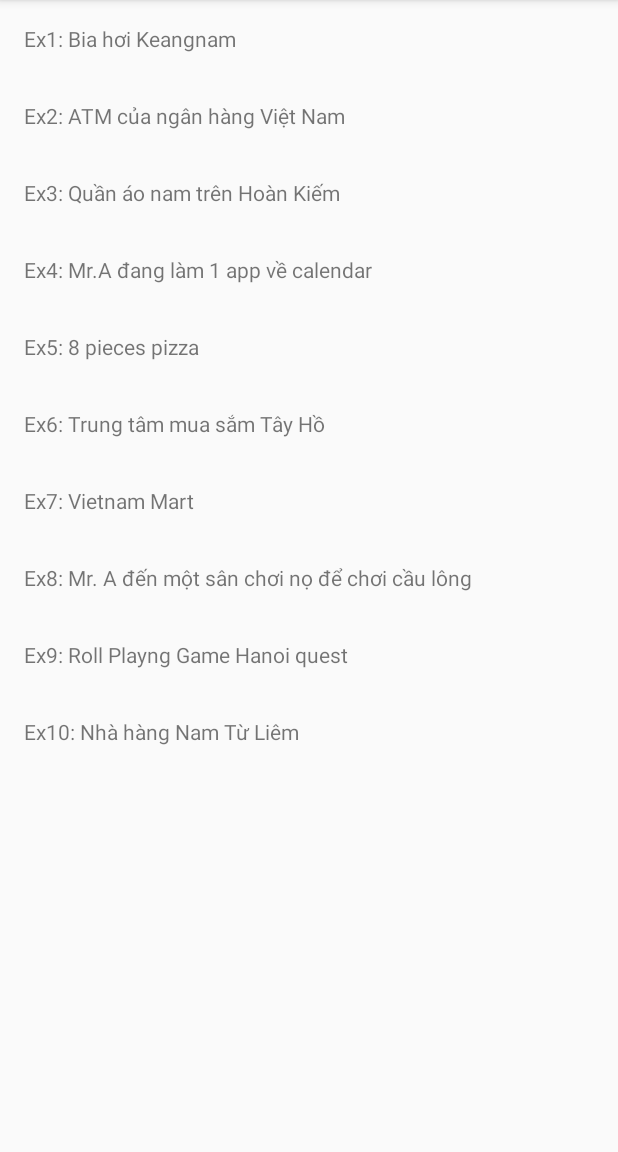
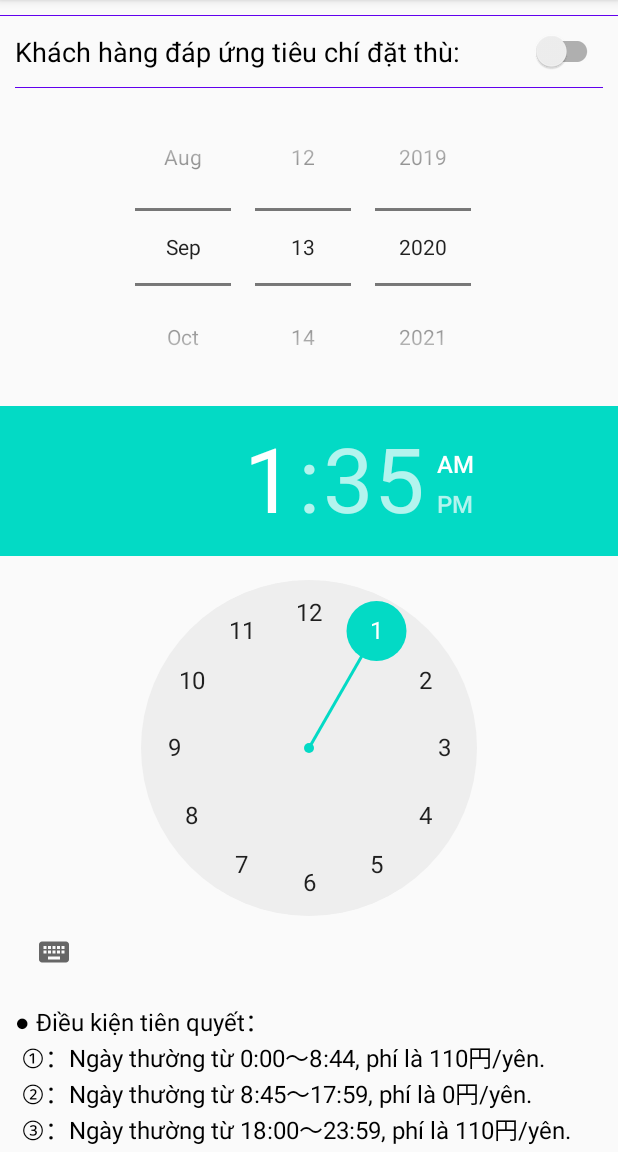
Before and after one commit to sun-unit-test-training/android-unit-test-training, an Android app: the screen it shows after launch (HomeActivity before the commit, ExerciseTwoActivity after it), after a tap on "Ex2: ATM của ngân hàng Việt Nam", on a phone screen of 412 x 824 dp, the part 84-1236 px from its top. Run offline under Robolectric (Android 15) with nearby library versions, the phone set to English and light mode, and no system bars; our stand-ins replace data binding.

Commit message:
Refs exercise two: Calculate fee pay ATM

```diff
--- a/app/src/main/AndroidManifest.xml
+++ b/app/src/main/AndroidManifest.xml
@@ -20,6 +20,7 @@
             </intent-filter>
         </activity>
         <activity android:name=".ui.exercise_one.ExerciseOneActivity"/>
+        <activity android:name=".ui.exercise_two.ExerciseTwoActivity" />
         <activity android:name=".ui.exercise_three.ExerciseThreeActivity"/>
         <activity android:name=".ui.exercise_five.ExerciseFiveActivity" />
         <activity android:name=".ui.excercise_six.ExerciseSixActivity"/>
--- a/app/src/main/java/com.sun.training.ut/AppBinding.kt
+++ b/app/src/main/java/com.sun.training.ut/AppBinding.kt
@@ -1,6 +1,7 @@
 package com.sun.training.ut
 
 import android.widget.TextView
+import android.widget.TimePicker
 import androidx.databinding.BindingAdapter
 import java.text.DecimalFormat
 
@@ -9,10 +10,20 @@ import java.text.DecimalFormat
  * Created by nguyen.van.bac on 15,September,2020
  */
 
-object AppBinding  {
+object AppBinding {
     @BindingAdapter("price")
     @JvmStatic
     fun price(tv: TextView, price: Int) {
         tv.text = price.formatNumberPrice()
     }
+<<<<<<< HEAD
 }
+=======
+
+    @BindingAdapter("is24Hour")
+    @JvmStatic
+    fun is24Hour(timePicker: TimePicker, is24Hour: Boolean) {
+        timePicker.setIs24HourView(true)
+    }
+}
+>>>>>>> Refs exercise two: Calculate fee pay ATM
--- a/app/src/main/java/com.sun.training.ut/data/Constant.kt
+++ b/app/src/main/java/com.sun.training.ut/data/Constant.kt
@@ -86,4 +86,9 @@ object Constant {
     const val DISCOUNT_7 = 7
     const val DISCOUNT_5 = 5
     const val DISCOUNT_12 = 12
+
+    //Exercise 2:
+    const val TIME_8_45 = 526
+    const val TIME_17_59 = 1079
+    const val FEE_110 = 110
 }
--- /dev/null
+++ b/app/src/main/java/com.sun.training.ut/data/model/Customer.kt
@@ -0,0 +1,5 @@
+package com.sun.training.ut.data.model
+
+data class Customer(
+    val hour: Int, val minute: Int, val isVip: Boolean, val dayOfMonth: Int, val monthOfYear: Int
+) : BaseModel()
--- a/app/src/main/java/com.sun.training.ut/di/ViewModelModule.kt
+++ b/app/src/main/java/com.sun.training.ut/di/ViewModelModule.kt
@@ -7,6 +7,7 @@ import com.sun.training.ut.ui.exercise_one.ExerciseOneViewModel
 import com.sun.training.ut.ui.exercise_seven.ExerciseSevenViewModel
 import com.sun.training.ut.ui.exercise_five.ExerciseFiveViewModel
 import com.sun.training.ut.ui.exercise_three.ExerciseThreeViewModel
+import com.sun.training.ut.ui.exercise_two.ExerciseTwoViewModel
 import com.sun.training.ut.ui.home.HomeViewModel
 import org.koin.android.viewmodel.dsl.viewModel
 import org.koin.dsl.module
@@ -18,6 +19,7 @@ import org.koin.dsl.module
 val viewModelModule = module {
     viewModel { HomeViewModel(get()) }
     viewModel { ExerciseOneViewModel() }
+    viewModel { ExerciseTwoViewModel() }
     viewModel { ExerciseThreeViewModel() }
     viewModel { ExerciseFiveViewModel() }
     viewModel { ExerciseSixViewModel() }
--- a/app/src/main/java/com.sun.training.ut/ui/exercise_one/ExerciseOneActivity.kt
+++ b/app/src/main/java/com.sun.training.ut/ui/exercise_one/ExerciseOneActivity.kt
@@ -1,15 +1,10 @@
 package com.sun.training.ut.ui.exercise_one
 
 import android.os.Bundle
-import android.view.View
-import android.widget.CompoundButton
-import androidx.lifecycle.Observer
 import com.sun.training.ut.BR
 import com.sun.training.ut.R
-import com.sun.training.ut.data.model.Beer
 import com.sun.training.ut.databinding.ActivityExerciseOneBinding
 import com.sun.training.ut.ui.base.BaseActivity
-import kotlinx.android.synthetic.main.activity_exercise_one.*
 import org.koin.android.viewmodel.ext.android.viewModel
 
 class ExerciseOneActivity : BaseActivity<ActivityExerciseOneBinding, ExerciseOneViewModel>() {
--- /dev/null
+++ b/app/src/main/java/com.sun.training.ut/ui/exercise_two/ExerciseTwoActivity.kt
@@ -0,0 +1,22 @@
+package com.sun.training.ut.ui.exercise_two
+
+import android.os.Bundle
+import android.util.Log
+import com.sun.training.ut.BR
+import com.sun.training.ut.R
+import com.sun.training.ut.databinding.ActivityExerciseTwoBinding
+import com.sun.training.ut.ui.base.BaseActivity
+import kotlinx.android.synthetic.main.activity_exercise_two.*
+import org.koin.android.viewmodel.ext.android.viewModel
+
+class ExerciseTwoActivity : BaseActivity<ActivityExerciseTwoBinding, ExerciseTwoViewModel>() {
+
+    override val viewModel: ExerciseTwoViewModel by viewModel()
+    override val bindingVariable = BR.viewModel
+    override val layoutId = R.layout.activity_exercise_two
+
+    override fun onCreate(savedInstanceState: Bundle?) {
+        super.onCreate(savedInstanceState)
+        viewBinding.lifecycleOwner = this
+    }
+}
--- a/app/src/main/java/com.sun.training.ut/ui/home/HomeActivity.kt
+++ b/app/src/main/java/com.sun.training.ut/ui/home/HomeActivity.kt
@@ -14,6 +14,7 @@ import com.sun.training.ut.ui.exercise_nine.ExerciseNineActivity
 import com.sun.training.ut.ui.exercise_one.ExerciseOneActivity
 import com.sun.training.ut.ui.exercise_seven.ExerciseSevenActivity
 import com.sun.training.ut.ui.exercise_three.ExerciseThreeActivity
+import com.sun.training.ut.ui.exercise_two.ExerciseTwoActivity
 import org.koin.android.viewmodel.ext.android.viewModel
 
 /**
@@ -35,8 +36,9 @@ class HomeActivity : BaseActivity<ActivityHomeBinding, HomeViewModel>(), HomeIte
             submitList(
                 listOf(
                     Exercise("Ex1: Bia hơi Keangnam", ExerciseOneActivity::class.java),
-                    Exercise("Ex2: ATM của ngân hàng Việt Nam", this@HomeActivity.javaClass),
+                    Exercise("Ex2: ATM của ngân hàng Việt Nam", ExerciseTwoActivity::class.java),
                     Exercise("Ex3: Quần áo nam trên Hoàn Kiếm", ExerciseThreeActivity::class.java),
+                    Exercise("Ex3: Quần áo nam trên Hoàn Kiếm", this@HomeActivity.javaClass),
                     Exercise("Ex4: Mr.A đang làm 1 app về calendar", this@HomeActivity.javaClass),
                     Exercise("Ex5: 8 pieces pizza", ExerciseFiveActivity::class.java),
                     Exercise("Ex6: Trung tâm mua sắm Tây Hồ", ExerciseSixActivity::class.java),
--- /dev/null
+++ b/app/src/main/res/layout/activity_exercise_two.xml
@@ -0,0 +1,139 @@
+<?xml version="1.0" encoding="utf-8"?>
+<layout xmlns:android="http://schemas.android.com/apk/res/android"
+    xmlns:app="http://schemas.android.com/apk/res-auto"
+    xmlns:tools="http://schemas.android.com/tools">
+
+    <data>
+
+        <variable
+            name="viewModel"
+            type="com.sun.training.ut.ui.exercise_two.ExerciseTwoViewModel" />
+    </data>
+
+
+    <androidx.core.widget.NestedScrollView
+        android:layout_width="match_parent"
+        android:layout_height="match_parent">
+
+        <androidx.constraintlayout.widget.ConstraintLayout
+            android:layout_width="match_parent"
+            android:layout_height="match_parent"
+            tools:context=".ExerciseOneActivity">
+
+            <View
+                android:id="@+id/view_underline"
+                android:layout_width="0dp"
+                android:layout_height="0.5dp"
+                android:layout_marginTop="10dp"
+                android:background="@color/colorPrimary"
+                app:layout_constraintEnd_toEndOf="parent"
+                app:layout_constraintStart_toStartOf="parent"
+                app:layout_constraintTop_toTopOf="parent" />
+
+            <TextView
+                android:layout_width="0dp"
+                android:layout_height="wrap_content"
+                android:layout_margin="10dp"
+                android:text="@string/vip"
+                android:textColor="@android:color/black"
+                android:textSize="18sp"
+                app:layout_constraintBottom_toTopOf="@id/view_underline_voucher"
+                app:layout_constraintEnd_toStartOf="@id/switch_voucher"
+                app:layout_constraintStart_toStartOf="parent"
+                app:layout_constraintTop_toBottomOf="@id/view_underline" />
+
+            <androidx.appcompat.widget.SwitchCompat
+                android:id="@+id/switch_voucher"
+                android:layout_width="wrap_content"
+                android:layout_height="wrap_content"
+                android:layout_margin="10dp"
+                android:onCheckedChanged="@{(v, isChecked) -> viewModel.onVipChecked(isChecked)}"
+                app:layout_constraintBottom_toTopOf="@id/view_underline_voucher"
+                app:layout_constraintEnd_toEndOf="parent"
+                app:layout_constraintTop_toBottomOf="@+id/view_underline" />
+
+            <View
+                android:id="@+id/view_underline_voucher"
+                android:layout_width="0dp"
+                android:layout_height="0.5dp"
+                android:layout_margin="10dp"
+                android:background="@color/colorPrimary"
+                app:layout_constraintEnd_toEndOf="parent"
+                app:layout_constraintStart_toStartOf="parent"
+                app:layout_constraintTop_toBottomOf="@id/switch_voucher" />
+
+            <DatePicker
+                android:id="@+id/date_picker"
+                android:layout_width="0dp"
+                android:layout_height="wrap_content"
+                android:calendarViewShown="false"
+                android:datePickerMode="spinner"
+                android:onDateChanged="@{(view, year, monthOfYear, dayOfMonth)->viewModel.onDateChanged(monthOfYear,dayOfMonth)}"
+                app:layout_constraintEnd_toEndOf="parent"
+                app:layout_constraintStart_toStartOf="parent"
+                app:layout_constraintTop_toBottomOf="@id/view_underline_voucher" />
+
+            <TimePicker
+                android:id="@+id/time_picker"
+                android:layout_width="0dp"
+                android:layout_height="wrap_content"
+                android:onTimeChanged="@{(view, hourOfDay, minute) -> viewModel.onTimeChanged(hourOfDay, minute)}"
+                app:is24Hour="@{true}"
+                app:layout_constraintEnd_toEndOf="parent"
+                app:layout_constraintStart_toStartOf="parent"
+                app:layout_constraintTop_toBottomOf="@id/date_picker" />
+
+            <TextView
+                android:id="@+id/txt_condition"
+                android:layout_width="0dp"
+                android:layout_height="wrap_content"
+                android:layout_margin="10dp"
+                android:text="@string/condition2"
+                android:textColor="@android:color/black"
+                android:textSize="16sp"
+                app:layout_constraintEnd_toEndOf="parent"
+                app:layout_constraintStart_toStartOf="parent"
+                app:layout_constraintTop_toBottomOf="@id/time_picker" />
+
+            <TextView
+                android:id="@+id/total"
+                android:layout_width="wrap_content"
+                android:layout_height="wrap_content"
+                android:layout_marginStart="10dp"
+                android:layout_marginTop="40dp"
+                android:text="@string/total_fee"
+                android:textAllCaps="true"
+                android:textColor="@android:color/black"
+                android:textSize="30sp"
+                app:layout_constraintStart_toStartOf="parent"
+                app:layout_constraintTop_toBottomOf="@id/txt_condition" />
+
+            <androidx.appcompat.widget.AppCompatButton
+                android:id="@+id/btn_price"
+                android:layout_width="wrap_content"
+                android:layout_height="wrap_content"
+                android:layout_marginEnd="10dp"
+                android:onClick="@{() -> viewModel.calculateFee()}"
+                android:text="@string/calculate"
+                app:layout_constraintEnd_toEndOf="parent"
+                app:layout_constraintTop_toTopOf="@id/total" />
+
+            <TextView
+                android:id="@+id/total_price"
+                android:layout_width="wrap_content"
+                android:layout_height="wrap_content"
+                android:layout_marginStart="10dp"
+                android:text="@{viewModel.feeLiveData.toString()}"
+                android:textAllCaps="true"
+                android:textColor="@android:color/black"
+                android:textSize="30sp"
+                app:layout_constraintBottom_toBottomOf="parent"
+                app:layout_constraintStart_toStartOf="parent"
+                app:layout_constraintTop_toBottomOf="@id/total"
+                app:layout_constraintVertical_bias="0" />
+
+        </androidx.constraintlayout.widget.ConstraintLayout>
+
+    </androidx.core.widget.NestedScrollView>
+
+</layout>
--- a/app/src/main/res/values/strings.xml
+++ b/app/src/main/res/values/strings.xml
@@ -4,12 +4,23 @@
 
     <string name="calculate">Tính</string>
     <string name="total_bill">Tổng tiền</string>
+    <string name="total_fee">Phí rút tiền</string>
     <string name="condition">①：Thông thường giá 1 cốc bia là 490円/yên\n②：Từ 16:00 đến17:59 là thời gian ưu đãi nên giá 1 cốc là 290円/yên.\n③：Nếu có voucher giảm giá thì được ưu đãi cốc đầu tiên là 100 円/yên, bất kể thời gian nào.\n④：Voucher giảm giá được sử dụng kể cả trong thời gian ưu đãi\n⑤：Tính theo giá rẻ nhất vào thời điểm order</string>
+    <string name="condition2">● Điều kiện tiên quyết：\n
+①：Ngày thường từ 0:00～8:44, phí là 110円/yên. \n
+②：Ngày thường từ 8:45～17:59, phí là 0円/yên. \n
+③：Ngày thường từ 18:00～23:59, phí là 110円/yên. \n
+④：Thứ 7, chủ nhật, ngày nghỉ lễ phí cho tất cả các khung giờ là 110円/yên. \n
+⑤：Khách hàng đáp ứng các tiêu chí đặc thù (khách vip) , phí là 0円/yên.
+⑥：Điều kiện được ưu tiên cao nhất là "Khách hàng đáp ứng các tiêu chí đặc thù (khách vip) , phí là 0円/yên \n".
+
+</string>
     <string name="header_condition">Điều kiện</string>
     <string name="default_price">490円/yên</string>
     <string name="name_price">Giá bia:</string>
     <string name="time_discount">Đang trong thời gian ưu đãi:</string>
     <string name="use_voucher">Sử dụng voucher giảm giá:</string>
+    <string name="vip">Khách hàng đáp ứng tiêu chí đặt thù:</string>
     <string name="total_beer">Nhập số cốc bia</string>
     <string name="name_beer">Số cốc bia đã uống:</string>
 
--- a/build.gradle
+++ b/build.gradle
@@ -27,7 +27,10 @@ buildscript {
     dependencies {
         classpath 'com.android.tools.build:gradle:3.5.1'
         classpath "org.jetbrains.kotlin:kotlin-gradle-plugin:$kotlin_version"
+<<<<<<< HEAD
 
+=======
+>>>>>>> Refs exercise two: Calculate fee pay ATM
         // NOTE: Do not place your application dependencies here; they belong
         // in the individual module build.gradle files
     }
```
Also changed, not shown: app/src/main/java/com.sun.training.ut/ui/exercise_two/ExerciseTwoViewModel.kt (added, +69 -0 lines), 1 other file.
